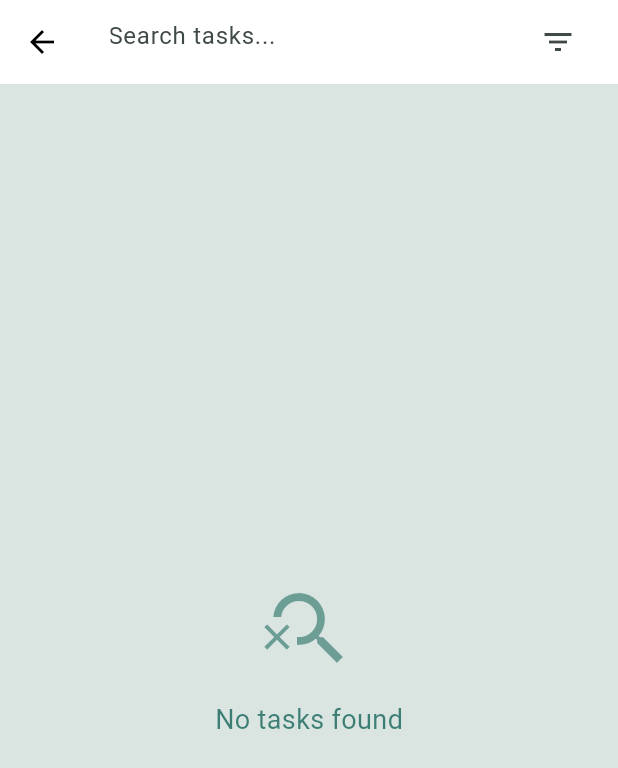
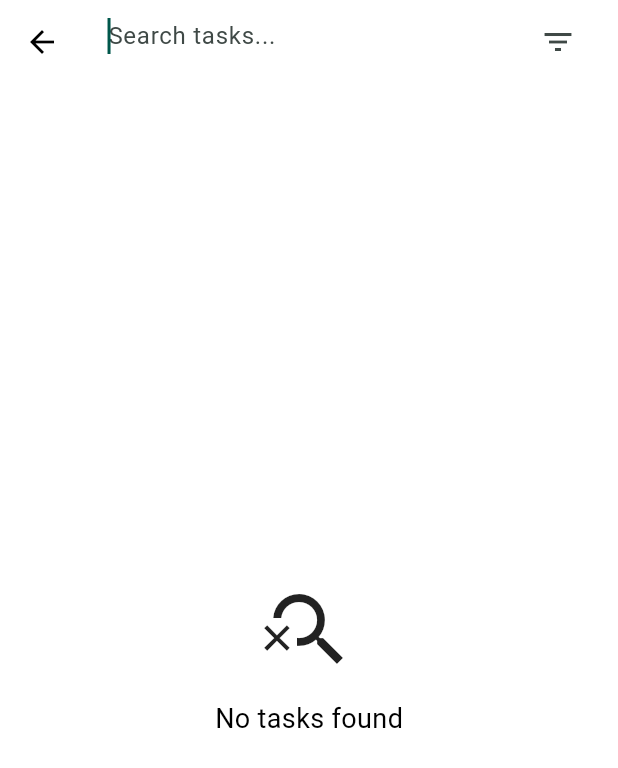
Before and after one commit to HP1324/darrt, a Flutter app: the SearchPage screen opened directly, on a phone screen of 412 x 824 dp. Shown: the top 768 px of the screen. Run offline on Flutter 3.47's test engine with Material 3 defaults, Android fonts, the phone set to English and light mode, and no system bars; drawn by our look-alikes of toastification; our stand-ins replace awesome_notifications, fl_chart, flex_color_scheme, font_awesome_flutter, get_storage, iconsax and 3 more; accounts and stored records are empty.

Commit message:
major refactoring in progress

```diff
--- a/lib/services/notification_service.dart
+++ b/lib/services/notification_service.dart
@@ -66,7 +66,8 @@ class NotificationService {
       String taskPayload = jsonEncode(taskJson);
       logger.d('is notification allowed ${await _notif.isNotificationAllowed()}');
       await _notif.createNotification(
-        content: task.notifType!.toLowerCase() == 'notif' ? NotificationContent(
+        content: task.notifType!.toLowerCase() == 'notif' ?
+        NotificationContent(
           id: task.id!,
           channelKey: 'task_notif',
           title: 'Task Due at ${formatTime(task.dueDate!)}',
@@ -78,6 +79,7 @@ class NotificationService {
           notificationLayout: NotificationLayout.Default,
           category: NotificationCategory.Reminder,
           wakeUpScreen: true,
+          criticalAlert: true,
         ) : NotificationContent(
           id: task.id!,
           channelKey: 'task_alarm',
@@ -90,6 +92,7 @@ class NotificationService {
           notificationLayout: NotificationLayout.Default,
           category: NotificationCategory.Alarm,
           wakeUpScreen: true,
+          criticalAlert: true,
         ),
         schedule: NotificationCalendar.fromDate(
           date: task.notifyTime!,
--- a/lib/views/pages/search_page.dart
+++ b/lib/views/pages/search_page.dart
@@ -1,7 +1,5 @@
-import 'package:flutter/cupertino.dart' show CupertinoNavigationBarBackButton;
 import 'package:flutter/material.dart';
 import 'package:minimaltodo/data_models/task.dart';
-import 'package:minimaltodo/theme/app_theme.dart';
 import 'package:minimaltodo/view_models/task_view_model.dart';
 import 'package:minimaltodo/views/widgets/task_item.dart';
 import 'package:provider/provider.dart';
@@ -33,8 +31,10 @@ class _SearchPageState extends State<SearchPage> {
       // Title, Priority and List search
       if (_searchQuery.isNotEmpty) {
         bool matchesTitle = task.title?.toLowerCase().contains(_searchQuery.toLowerCase()) ?? false;
-        bool matchesPriority = task.priority?.toLowerCase().contains(_searchQuery.toLowerCase()) ?? false;
-        bool matchesList = task.list?.name?.toLowerCase().contains(_searchQuery.toLowerCase()) ?? false;
+        bool matchesPriority =
+            task.priority?.toLowerCase().contains(_searchQuery.toLowerCase()) ?? false;
+        bool matchesList =
+            task.list?.name?.toLowerCase().contains(_searchQuery.toLowerCase()) ?? false;
 
         if (!matchesTitle && !matchesPriority && !matchesList) {
           return false;
@@ -69,13 +69,11 @@ class _SearchPageState extends State<SearchPage> {
   @override
   Widget build(BuildContext context) {
     return Scaffold(
-      backgroundColor: Theme.of(context).colorScheme.surfaceVariant,
       appBar: AppBar(
+        leading: BackButton(),
         title: TextField(
           controller: _searchController,
           autofocus: true,
-          style: const TextStyle(color: Colors.white),
-          cursorColor: Colors.white,
           decoration: InputDecoration(
             hintText: 'Search tasks...',
             border: InputBorder.none,
@@ -98,11 +96,14 @@ class _SearchPageState extends State<SearchPage> {
       body: Consumer<TaskViewModel>(
         builder: (context, taskVM, _) {
           // Get all categories including 'General'
-          final allLists = ['General', ...taskVM.tasks
+          final allLists = [
+            'General',
+            ...taskVM.tasks
                 .map((task) => task.list?.name)
                 .where((name) => name != null && name != 'General')
                 .toSet()
-                .cast<String>()];
+                .cast<String>()
+          ];
 
           final filteredTasks = _filterTasks(taskVM.tasks);
 
@@ -111,7 +112,6 @@ class _SearchPageState extends State<SearchPage> {
               if (_showFilters) ...[
                 Container(
                   padding: const EdgeInsets.all(16),
-                  color: Colors.white,
                   child: Column(
                     crossAxisAlignment: CrossAxisAlignment.start,
                     children: [
@@ -120,13 +120,14 @@ class _SearchPageState extends State<SearchPage> {
                         style: TextStyle(
                           fontSize: 16,
                           fontWeight: FontWeight.bold,
-                          color: Theme.of(context).colorScheme.primary,
                         ),
                       ),
                       const SizedBox(height: 8),
                       // list Filter
-                      Wrap(
-                        spacing: 8,
+                      SizedBox(
+                        height: MediaQuery.sizeOf(context).height * 0.1,
+                        child: ListView(
+                          scrollDirection: Axis.horizontal,
                           children: [
                             FilterChip(
                               label: const Text('All Categories'),
@@ -137,21 +138,25 @@ class _SearchPageState extends State<SearchPage> {
                                 });
                               },
                             ),
-                          ...allLists.map((list) => FilterChip(
+                            ...allLists.map(
+                              (list) => FilterChip(
                                 label: Text(list),
                                 selected: _selectedList == list,
                                 onSelected: (selected) {
-                                  setState(() {
+                                  setState(
+                                    () {
                                       _selectedList = selected ? list : null;
-                                  });
                                     },
-                              )),
+                                  );
+                                },
+                              ),
+                            ),
                           ],
                         ),
+                      ),
                       const SizedBox(height: 8),
-                      // Priority Filter
                       Wrap(
-                        spacing: 8,
+                        spacing: 7,
                         children: [
                           FilterChip(
                             label: const Text('All Priorities'),
@@ -176,27 +181,16 @@ class _SearchPageState extends State<SearchPage> {
                     ],
                   ),
                 ),
-                const Divider(height: 1),
               ],
               Expanded(
                 child: filteredTasks.isEmpty
                     ? Center(
                         child: Column(
+                          spacing: 14,
                           mainAxisAlignment: MainAxisAlignment.center,
                           children: [
-                            Icon(
-                              Icons.search_off,
-                              size: 64,
-                              color: Theme.of(context).colorScheme.primary.withAlpha(128),
-                            ),
-                            const SizedBox(height: 16),
-                            Text(
-                              'No tasks found',
-                              style: TextStyle(
-                                fontSize: 18,
-                                color: Theme.of(context).colorScheme.primary.withAlpha(185),
-                              ),
-                            ),
+                            Icon(Icons.search_off, size: 64),
+                            Text('No tasks found', style: TextStyle(fontSize: 18)),
                           ],
                         ),
                       )
--- a/lib/views/pages/single_task_view.dart
+++ b/lib/views/pages/single_task_view.dart
@@ -102,7 +102,7 @@ class DetailItem extends StatelessWidget {
       child: ListTile(
         leading: Icon(
           icon,
-          color: list != null ? ListService.getColorFromString(list!.listColor) : null,
+          color: list != null ? ListService.getColorFromString(context,list!.listColor) : null,
         ),
         title: Text(title, style: titleStyle),
         subtitle: Text(subtitle, style: subtitleStyle),
--- a/lib/views/widgets/list_item.dart
+++ b/lib/views/widgets/list_item.dart
@@ -31,7 +31,7 @@ class _ListItemState extends State<ListItem> {
       final completedTasks = tasksInList.where((task) => task.isDone == true).length;
 
       final listColor = widget.list.listColor != null
-          ? ListService.getColorFromString(widget.list.listColor)
+          ? ListService.getColorFromString(context,widget.list.listColor)
           : Theme.of(context).colorScheme.primary;
 
       return Card(
```
Also changed, not shown: lib/main.dart (+47 -70 lines), lib/services/list_service.dart (+3 -4 lines), lib/views/pages/navigation/calendar_page.dart (+14 -30 lines), lib/views/pages/new_list_page.dart (+13 -23 lines), lib/views/pages/notification_settings_page.dart (+5 -27 lines), lib/views/pages/task_editor_page.dart (+27 -19 lines), lib/views/widgets/app_drawer.dart (+6 -35 lines), lib/views/widgets/selectable_task_item.dart (+6 -8 lines). Lines whose indentation alone changed are shown as unchanged.
